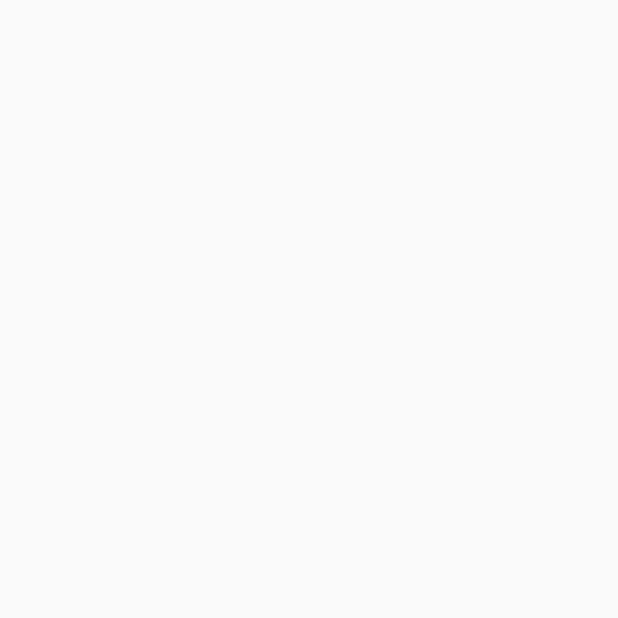
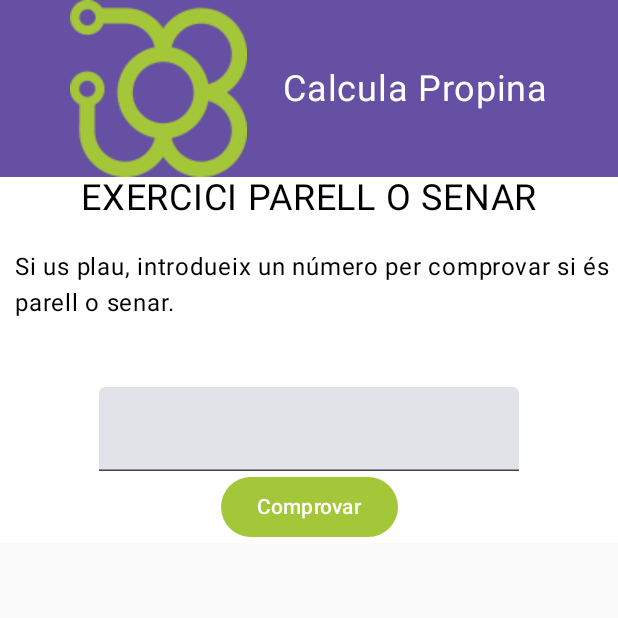
Before and after one commit to SV-jtv/App_State, an Android app built with Jetpack Compose: the screen it shows after launch (MainActivity), on a phone screen of 412 x 824 dp, the top half of it. Before the commit the part shown is empty. Run offline under Robolectric (Android 15) with nearby library versions, the phone set to English and light mode, and no system bars.

Commit message:
14/03/25

```diff
--- a/app/src/main/java/com/example/exercicis_state/CalculaPropina.kt
+++ b/app/src/main/java/com/example/exercicis_state/CalculaPropina.kt
@@ -1,9 +1,133 @@
 package com.example.exercicis_state
 
+import androidx.compose.foundation.Image
+import androidx.compose.foundation.background
+import androidx.compose.foundation.layout.Arrangement
+import androidx.compose.foundation.layout.Column
+import androidx.compose.foundation.layout.Row
+import androidx.compose.foundation.layout.Spacer
+import androidx.compose.foundation.layout.fillMaxWidth
+import androidx.compose.foundation.layout.height
+import androidx.compose.foundation.layout.padding
+import androidx.compose.foundation.text.KeyboardOptions
+import androidx.compose.material3.Button
+import androidx.compose.material3.ButtonDefaults
+import androidx.compose.material3.Text
+import androidx.compose.material3.TextField
 import androidx.compose.runtime.Composable
+import androidx.compose.runtime.getValue
+import androidx.compose.runtime.mutableStateOf
+import androidx.compose.runtime.remember
+import androidx.compose.runtime.saveable.rememberSaveable
+import androidx.compose.runtime.setValue
+import androidx.compose.ui.Alignment
 import androidx.compose.ui.Modifier
+import androidx.compose.ui.graphics.Color
+import androidx.compose.ui.res.painterResource
+import androidx.compose.ui.text.input.KeyboardType
+import androidx.compose.ui.unit.dp
+import androidx.compose.ui.unit.sp
+import com.example.exercicis_state.ui.theme.*
+import java.lang.Integer.parseInt
 
 @Composable
 fun CalculaPropina(modifier: Modifier = Modifier) {
+    Column(
+        modifier = modifier
+            .background(color = Color.White)
+            .fillMaxWidth(),
+        verticalArrangement = Arrangement.Top,
+        horizontalAlignment = Alignment.CenterHorizontally
+
+    )
+    {
+        // Write your code here
+
+        // Bloc on va la imatge i el títol de l'app
+        Row(
+            modifier = modifier
+                .fillMaxWidth()
+                .background(color = Purple40),
+            verticalAlignment = Alignment.CenterVertically,
+            horizontalArrangement = Arrangement.Center
+        ) {
+            // Write your code here
+
+            // Imatge del títol de l'app
+            Image(painter = painterResource(id = R.drawable.itb_logo), contentDescription = "ITB")
+
+            // Text del títol de l'app
+            Text(
+                text = "Calcula Propina",
+                fontSize = 24.sp,
+                color = Color.White,
+                modifier = Modifier.padding(start = 24.dp)
+            )
+        }
+        // Cos de l'app
+        Column(
+            modifier = Modifier
+                .fillMaxWidth()
+                .background(color = Color.White),
+            horizontalAlignment = Alignment.CenterHorizontally,
+            verticalArrangement = Arrangement.Center
+        ){
+            // Write your code here
+
+            // Títol de l'exercici
+            Text(
+                text = "EXERCICI PARELL O SENAR",
+                fontSize = 24.sp,
+                modifier = modifier
+            )
+            // Espai entre els textos
+            Spacer(modifier = Modifier.height(20.dp))
+            // text esplicatiu
+            Text(
+                text = "Si us plau, introdueix un número per comprovar si és parell o senar.",
+                modifier = modifier.padding(start = 10.dp)
+            )
+            // Espai entre els textos
+            Spacer(modifier = Modifier.height(20.dp))
+            // Text pel missatge (EVEN - ODD)
+            var message by rememberSaveable { mutableStateOf("") }
+            Text(
+                text = message,
+                fontSize = 30.sp,
+                modifier = modifier
+                    .align(Alignment.CenterHorizontally)
+                    .padding(start = 10.dp)
+            )
+            // Quadre de text per introduir el número
+            var text by rememberSaveable { mutableStateOf("") }
+            TextField(
+                value = text,
+                onValueChange = { text = it },
+            )
+            // Botó per verifiar el número
+            Button(modifier =Modifier,
+                colors = ButtonDefaults.buttonColors(
+                    contentColor = Color.White,
+                    containerColor = limeGreen
+                ), onClick = {
+                    try {
+                        val num = parseInt(text)
+                        if (num < 0) {
+                            throw NumberFormatException()
+                        }
+                        if ((num % 2) == 0) {
+                            message = "Even"
+                        } else {
+                            message = "Odd"
+                        }
+                    } catch (e: NumberFormatException) {
+                        message = "String is not a number or is less than zero."
+                    }
+                }) {
+                Text(text = "Comprovar")
+            }
+        }
+
+    }
 
 }
--- a/app/src/main/java/com/example/exercicis_state/ui/theme/Color.kt
+++ b/app/src/main/java/com/example/exercicis_state/ui/theme/Color.kt
@@ -9,3 +9,13 @@ val Pink80 = Color(0xFFEFB8C8)
 val Purple40 = Color(0xFF6650a4)
 val PurpleGrey40 = Color(0xFF625b71)
 val Pink40 = Color(0xFF7D5260)
+
+val purple_200 = Color(0xFFBB86FC)
+val purple_500 = Color(0xFF6200EE)
+val purple_700 = Color(0xFF3700B3)
+val teal_200 = Color(0xFF03DAC5)
+val teal_700 = Color(0xFF018786)
+val black = Color(0xFF000000)
+val white = Color(0xFFFFFFFF)
+val darkGreen = Color(0xFF414633)
+val limeGreen = Color(0xffa4c639)
```
Also changed, not shown: app/src/main/res/drawable/itb_logo.png (added).
